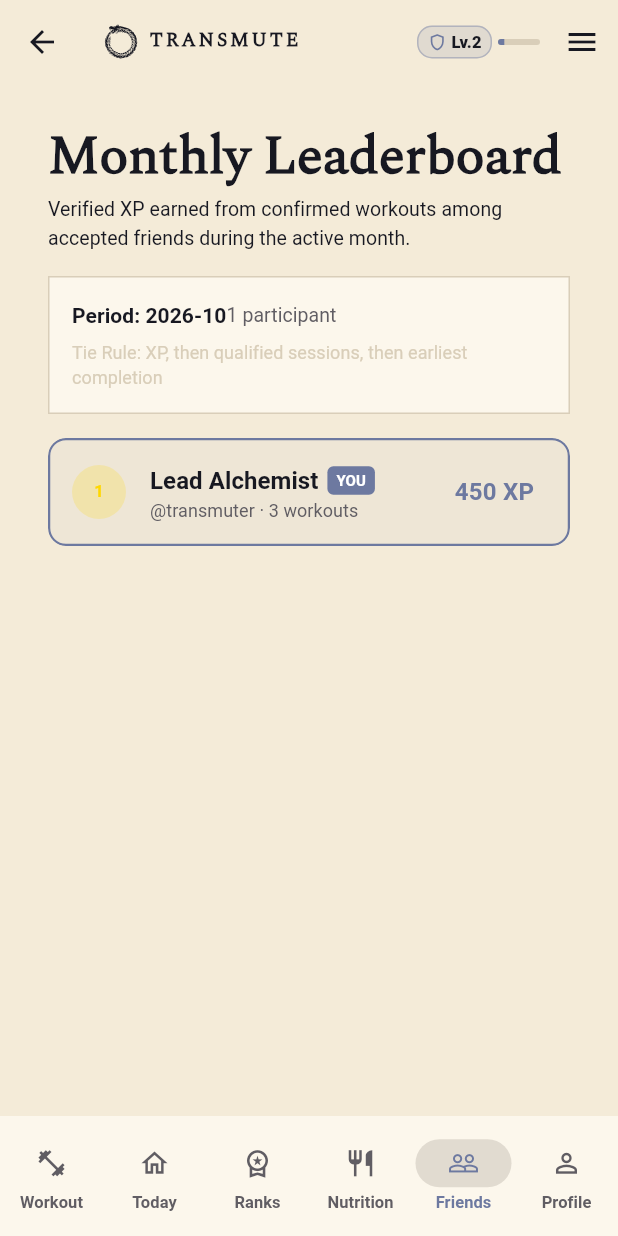
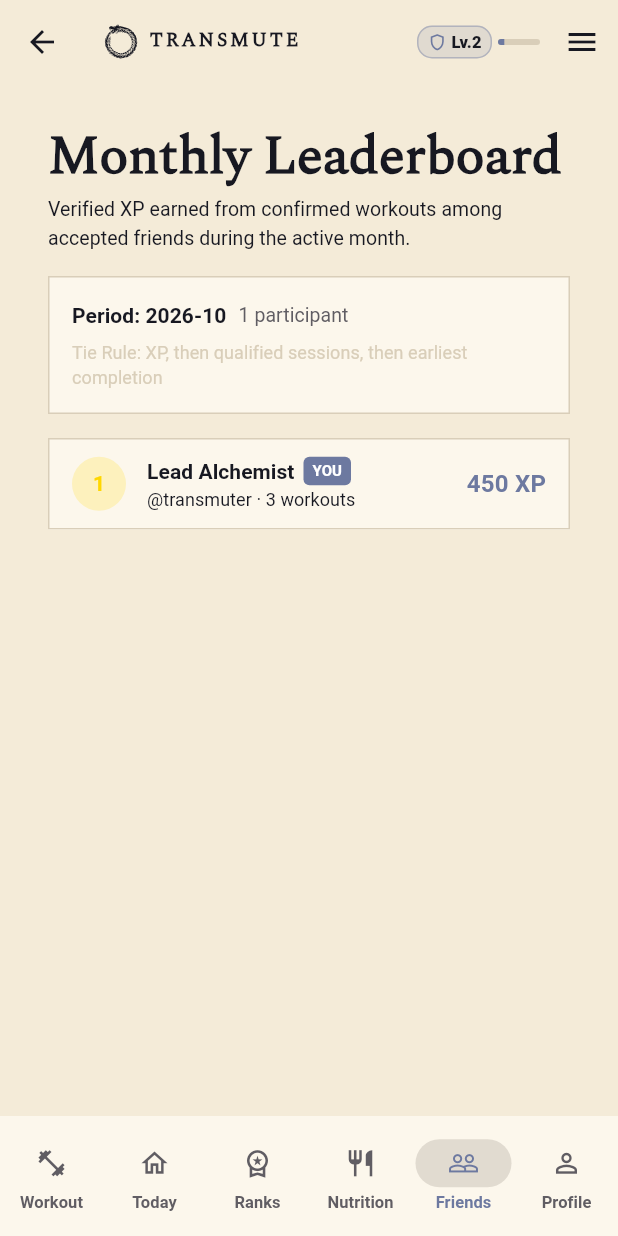
Before and after one commit to jsalg-byte/transmute-flutter, a Flutter app: the LeaderboardsScreen screen opened by its route, on a phone screen of 412 x 824 dp. Run offline on Flutter 3.47's test engine with Material 3 defaults, Android fonts, the phone set to English and light mode, and no system bars; our stand-ins replace dio, flutter_riverpod, flutter_secure_storage, flutter_svg, freezed_annotation, go_router and 3 more; missing offline and left inert: mobile_scanner; accounts and stored records are empty.

Commit message:
feat(ui): complete Milestone 4 UI/UX elevation across Slices 8-15

```diff
--- a/lib/features/social/presentation/leaderboards_screen.dart
+++ b/lib/features/social/presentation/leaderboards_screen.dart
@@ -71,8 +71,7 @@ class _LeaderboardsScreenState extends ConsumerState<LeaderboardsScreen> {
       crossAxisAlignment: CrossAxisAlignment.start,
       children: [
         // Meta Card: Period, Cohort & Tie Rule
-        Card(
-          child: Padding(
+        TransmutePanel(
           padding: const EdgeInsets.all(16),
           child: Column(
             crossAxisAlignment: CrossAxisAlignment.start,
@@ -80,14 +79,23 @@ class _LeaderboardsScreenState extends ConsumerState<LeaderboardsScreen> {
               Wrap(
                 alignment: WrapAlignment.spaceBetween,
                 crossAxisAlignment: WrapCrossAlignment.center,
+                spacing: 8,
+                runSpacing: 4,
                 children: [
                   Text(
                     'Period: ${data.period}',
-                      style: const TextStyle(fontWeight: FontWeight.bold),
+                    style: const TextStyle(
+                      fontWeight: FontWeight.w700,
+                      fontFeatures: [FontFeature.tabularFigures()],
+                    ),
                   ),
                   Text(
                     '${data.entries.length} ${data.entries.length == 1 ? 'participant' : 'participants'}',
-                      style: TextStyle(color: theme.colorScheme.onSurfaceVariant, fontSize: 13),
+                    style: TextStyle(
+                      color: theme.colorScheme.onSurfaceVariant,
+                      fontSize: 13,
+                      fontFeatures: const [FontFeature.tabularFigures()],
+                    ),
                   ),
                 ],
               ),
@@ -97,7 +105,6 @@ class _LeaderboardsScreenState extends ConsumerState<LeaderboardsScreen> {
                 style: TextStyle(fontSize: 12, color: theme.colorScheme.outline),
               ),
             ],
-            ),
           ),
         ),
         const SizedBox(height: 16),
@@ -114,23 +121,21 @@ class _LeaderboardsScreenState extends ConsumerState<LeaderboardsScreen> {
             final isCurrentUser = entry.isCurrentUser;
 
             Color? rankColor;
-            if (entry.rank == 1) rankColor = const Color(0xFFFFD700);
-            else if (entry.rank == 2) rankColor = const Color(0xFFC0C0C0);
-            else if (entry.rank == 3) rankColor = const Color(0xFFCD7F32);
+            if (entry.rank == 1) {
+              rankColor = const Color(0xFFFFD700);
+            } else if (entry.rank == 2) {
+              rankColor = const Color(0xFFC0C0C0);
+            } else if (entry.rank == 3) {
+              rankColor = const Color(0xFFCD7F32);
+            }
 
-            return Card(
-              color: isCurrentUser
-                  ? theme.colorScheme.primaryContainer.withValues(alpha: 0.3)
-                  : null,
-              margin: const EdgeInsets.only(bottom: 8),
-              shape: RoundedRectangleBorder(
-                borderRadius: BorderRadius.circular(12),
-                side: isCurrentUser
-                    ? BorderSide(color: theme.colorScheme.primary, width: 1.5)
-                    : BorderSide.none,
-              ),
-              child: ListTile(
-                leading: Container(
+            return Padding(
+              padding: const EdgeInsets.only(bottom: 8),
+              child: TransmutePanel(
+                padding: const EdgeInsets.symmetric(horizontal: 16, vertical: 12),
+                child: Row(
+                  children: [
+                    Container(
                       width: 36,
                       height: 36,
                       alignment: Alignment.center,
@@ -143,10 +148,16 @@ class _LeaderboardsScreenState extends ConsumerState<LeaderboardsScreen> {
                         style: TextStyle(
                           fontWeight: FontWeight.bold,
                           color: isTop3 ? rankColor : null,
+                          fontFeatures: const [FontFeature.tabularFigures()],
                         ),
                       ),
                     ),
-                title: Row(
+                    const SizedBox(width: 14),
+                    Expanded(
+                      child: Column(
+                        crossAxisAlignment: CrossAxisAlignment.start,
+                        children: [
+                          Row(
                             children: [
                               Flexible(
                                 child: Text(
@@ -173,16 +184,25 @@ class _LeaderboardsScreenState extends ConsumerState<LeaderboardsScreen> {
                               ],
                             ],
                           ),
-                subtitle: Text(
+                          Text(
                             '@${entry.username} · ${entry.qualifiedSessions} ${entry.qualifiedSessions == 1 ? 'workout' : 'workouts'}',
-                  style: const TextStyle(fontSize: 12),
+                            style: const TextStyle(
+                              fontSize: 12,
+                              fontFeatures: [FontFeature.tabularFigures()],
                             ),
-                trailing: Text(
+                          ),
+                        ],
+                      ),
+                    ),
+                    Text(
                       '${entry.xp} XP',
                       style: theme.textTheme.titleMedium?.copyWith(
                         fontWeight: FontWeight.bold,
                         color: theme.colorScheme.primary,
+                        fontFeatures: const [FontFeature.tabularFigures()],
                       ),
+                    ),
+                  ],
                 ),
               ),
             );
```
Also changed, not shown: lib/features/account/presentation/account_screens.dart (+4 -9 lines), lib/features/arcana/presentation/arcana_screen.dart (+39 -13 lines), lib/features/fasting/presentation/fasting_screen.dart (+50 -19 lines), lib/features/goals/presentation/goals_screen.dart (+13 -5 lines), lib/features/nutrition/presentation/nutrition_screen.dart (+14 -25 lines), lib/features/planning/presentation/planning_screen.dart (+9 -5 lines), lib/features/progress/presentation/progress_screen.dart (+13 -10 lines), lib/features/social/presentation/social_hub_screen.dart (+42 -18 lines), 5 other files. Lines whose indentation alone changed are shown as unchanged.
